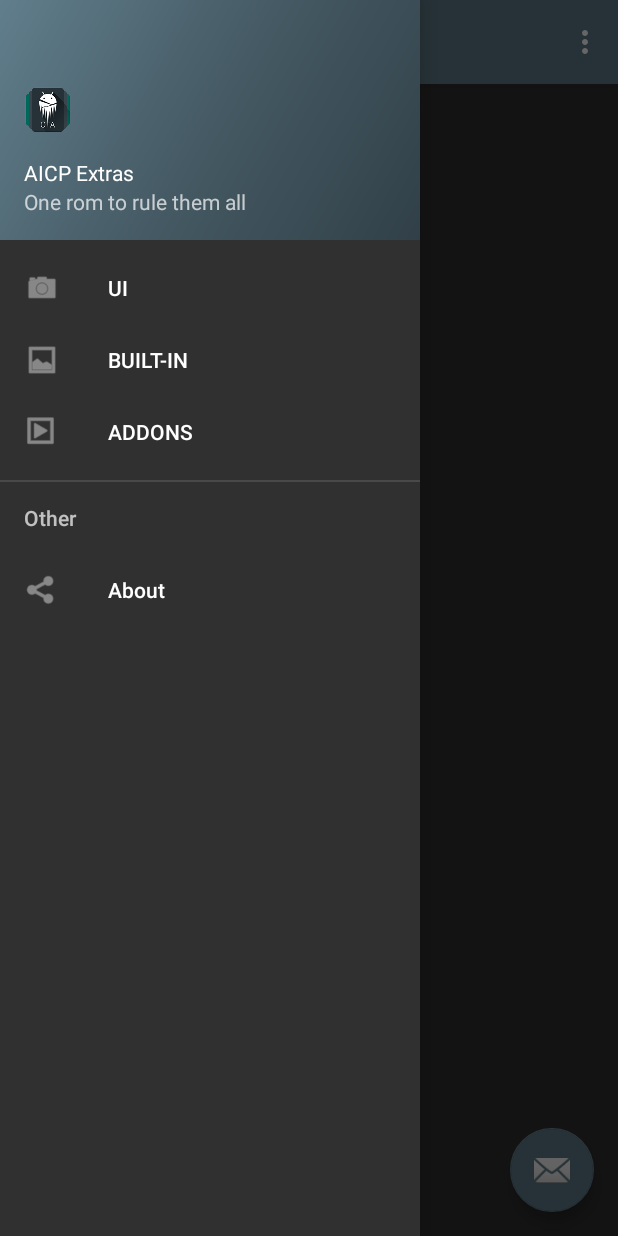
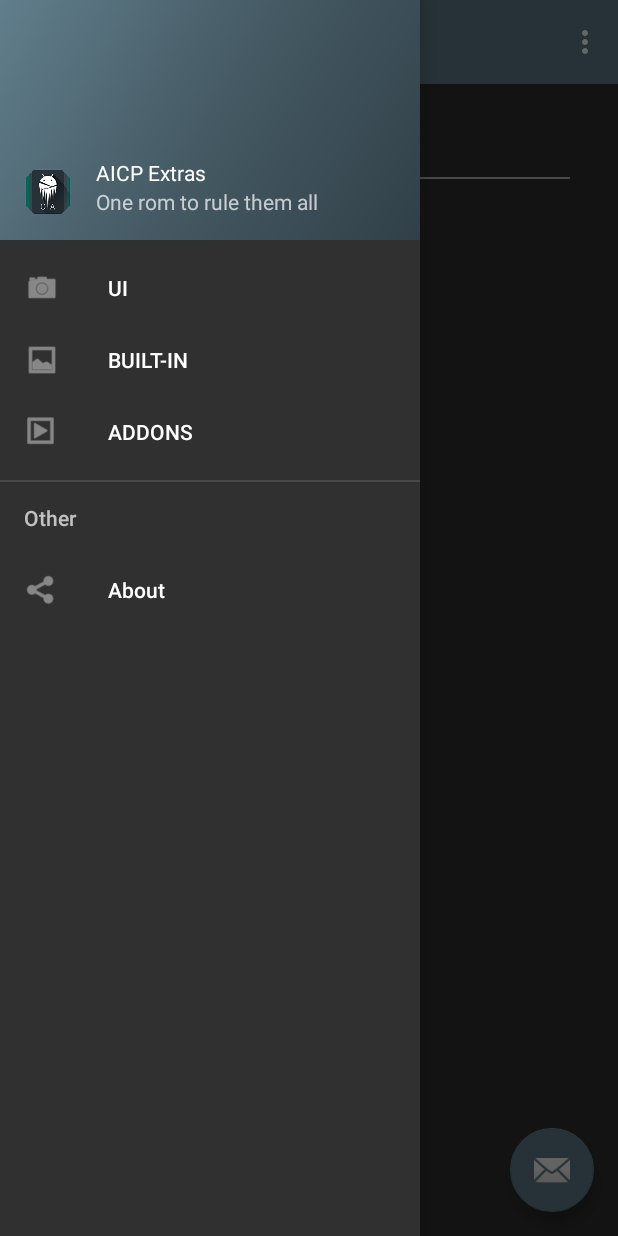
Before and after one commit to SpiritCroc/AicpExtras, an Android app: the screen it shows after launch (MainActivity), with the side drawer open, on a phone screen of 412 x 824 dp. Run offline under Robolectric (Android 15) with nearby library versions, the phone set to English and light mode, and no system bars.

```diff
--- a/app/src/main/AndroidManifest.xml
+++ b/app/src/main/AndroidManifest.xml
@@ -4,7 +4,7 @@
 
     <application
         android:allowBackup="true"
-        android:icon="@mipmap/ic_launcher"
+        android:icon="@drawable/ic_aicp_logo"
         android:label="@string/app_name"
         android:supportsRtl="true"
         android:theme="@style/AppTheme" >
--- a/app/src/main/java/com/lordclockan/aicpextras/MainActivity.java
+++ b/app/src/main/java/com/lordclockan/aicpextras/MainActivity.java
@@ -5,6 +5,7 @@ import android.support.design.widget.FloatingActionButton;
 import android.support.design.widget.Snackbar;
 import android.support.v4.app.Fragment;
 import android.support.v4.app.FragmentManager;
+import android.support.v4.app.FragmentTransaction;
 import android.view.View;
 import android.support.design.widget.NavigationView;
 import android.support.v4.view.GravityCompat;
@@ -30,13 +31,9 @@ public class MainActivity extends AppCompatActivity
         Toolbar toolbar = (Toolbar) findViewById(R.id.toolbar);
         setSupportActionBar(toolbar);
 
-        // load saved navigation state if present
-        if (null == savedInstanceState) {
-            id = R.id.nav_about;
-        } else {
-            id = savedInstanceState.getInt(NAV_ITEM_ID);
-        }
-
+        FragmentTransaction tx = getSupportFragmentManager().beginTransaction();
+        tx.replace(R.id.content_main, new AboutFragment());
+        tx.commit();
 
         FloatingActionButton fab = (FloatingActionButton) findViewById(R.id.fab);
         fab.setOnClickListener(new View.OnClickListener() {
@@ -55,8 +52,6 @@ public class MainActivity extends AppCompatActivity
 
         NavigationView navigationView = (NavigationView) findViewById(R.id.nav_view);
         navigationView.setNavigationItemSelectedListener(this);
-        // set the correct nav menu item
-        navigationView.getMenu().getItem(3).setChecked(true);
 
     }
 
--- a/app/src/main/res/layout/nav_header_main.xml
+++ b/app/src/main/res/layout/nav_header_main.xml
@@ -1,23 +1,31 @@
 <?xml version="1.0" encoding="utf-8"?>
-<LinearLayout xmlns:android="http://schemas.android.com/apk/res/android"
+<RelativeLayout xmlns:android="http://schemas.android.com/apk/res/android"
     android:layout_width="match_parent" android:layout_height="@dimen/nav_header_height"
     android:background="@drawable/side_nav_bar"
     android:paddingBottom="@dimen/activity_vertical_margin"
     android:paddingLeft="@dimen/activity_horizontal_margin"
     android:paddingRight="@dimen/activity_horizontal_margin"
     android:paddingTop="@dimen/activity_vertical_margin"
-    android:theme="@style/ThemeOverlay.AppCompat.Dark" android:orientation="vertical"
+    android:theme="@style/ThemeOverlay.AppCompat.Dark"
     android:gravity="bottom">
 
     <ImageView android:layout_width="wrap_content" android:layout_height="wrap_content"
         android:paddingTop="@dimen/nav_header_vertical_spacing"
-        android:src="@drawable/ic_aicp" android:id="@+id/imageView" />
+        android:paddingRight="@dimen/nav_header_vertical_spacing"
+        android:src="@drawable/ic_aicp" android:id="@+id/imageView"
+        android:layout_alignParentBottom="true"
+        android:layout_alignParentStart="true"
+        android:contentDescription="@string/logo" />
 
     <TextView android:layout_width="match_parent" android:layout_height="wrap_content"
         android:paddingTop="@dimen/nav_header_vertical_spacing" android:text="@string/aicp_extras_title"
-        android:textAppearance="@style/TextAppearance.AppCompat.Body1" />
+        android:textAppearance="@style/TextAppearance.AppCompat.Body1"
+        android:layout_above="@+id/textView"
+        android:layout_toEndOf="@+id/imageView" />
 
     <TextView android:layout_width="wrap_content" android:layout_height="wrap_content"
-        android:text="@string/pun_title" android:id="@+id/textView" />
+        android:text="@string/pun_title" android:id="@+id/textView"
+        android:layout_alignParentBottom="true"
+        android:layout_toEndOf="@+id/imageView" />
 
-</LinearLayout>
+</RelativeLayout>
--- a/app/src/main/res/values/strings.xml
+++ b/app/src/main/res/values/strings.xml
@@ -18,4 +18,5 @@
     <string name="builtin_title">BUILT-IN</string>
     <string name="addons_title">ADDONS</string>
     <string name="welcome_title">WELCOME\nto the real world!!!</string>
+    <string name="logo">logo</string>
 </resources>
```
Also changed, not shown: app/src/main/res/drawable-hdpi/aicp_96.png (deleted), app/src/main/res/drawable-mdpi/ic_aicp_72.png (deleted), app/src/main/res/drawable-xhdpi/aicp_144.png (deleted), app/src/main/res/drawable-xxhdpi/aicp_192.png (deleted), app/src/main/res/drawable-xxxhdpi/aicp_512.png (deleted).
